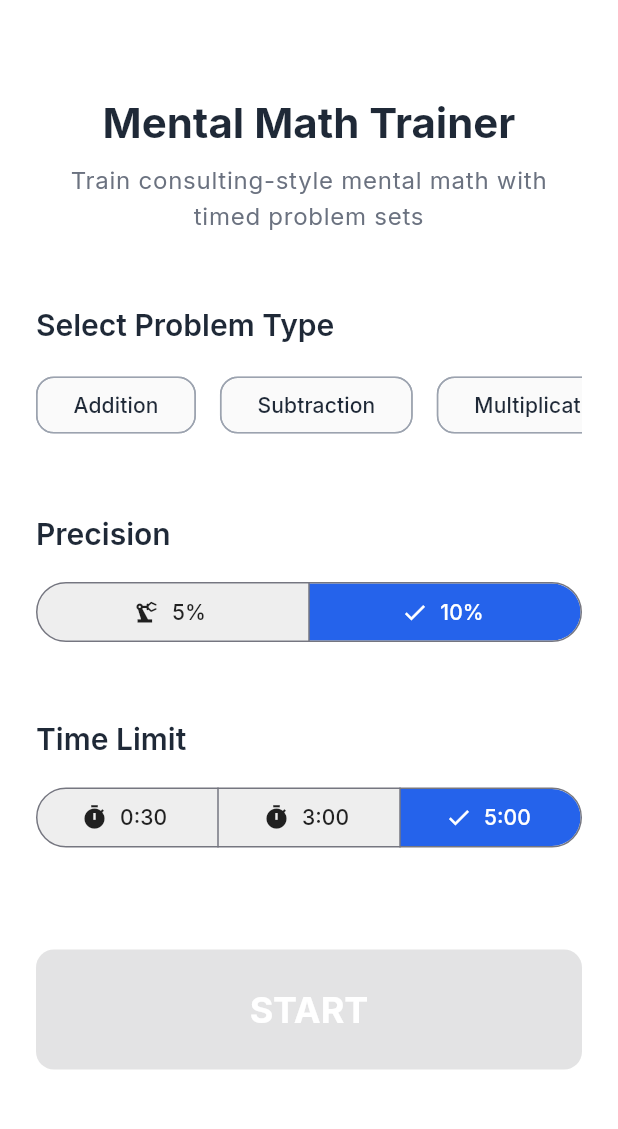
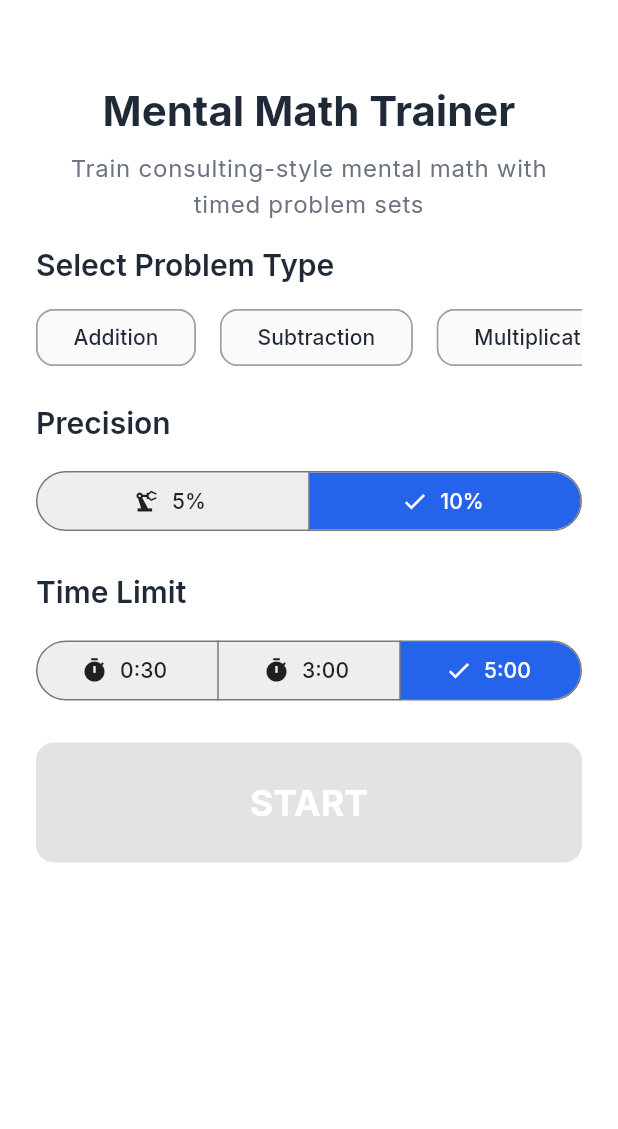
Before and after one commit to ganeshapp/ballpark, a Flutter app: the screen it shows after launch, on a phone screen of 412 x 824 dp, the part 60-1189 px from its top. Run offline on Flutter 3.47's test engine with Material 3 defaults, Android fonts, the phone set to English and light mode, and no system bars; our stand-ins replace fl_chart, flutter_riverpod, google_fonts, shared_preferences.

Commit message:
sync issue

```diff
--- a/lib/features/home/screens/home_screen.dart
+++ b/lib/features/home/screens/home_screen.dart
@@ -38,13 +38,14 @@ class _HomeScreenState extends State<HomeScreen> {
         ],
       ),
       body: SafeArea(
-        child: Padding(
-          padding: const EdgeInsets.all(AppTheme.spacingL),
-          child: Column(
-            crossAxisAlignment: CrossAxisAlignment.stretch,
-            children: [
+        child: SingleChildScrollView(
+          child: Padding(
+            padding: const EdgeInsets.all(AppTheme.spacingL),
+            child: Column(
+              crossAxisAlignment: CrossAxisAlignment.stretch,
+              children: [
               // Title and subtitle
-              const SizedBox(height: AppTheme.spacingL),
+              const SizedBox(height: AppTheme.spacingM),
               Text(
                 'Mental Math Trainer',
                 style: Theme.of(context).textTheme.headlineMedium,
@@ -58,7 +59,7 @@ class _HomeScreenState extends State<HomeScreen> {
                 ),
                 textAlign: TextAlign.center,
               ),
-              const SizedBox(height: AppTheme.spacingXXL),
+              const SizedBox(height: AppTheme.spacingM),
 
               // Genre Selection
               Text(
@@ -67,7 +68,7 @@ class _HomeScreenState extends State<HomeScreen> {
               ),
               const SizedBox(height: AppTheme.spacingM),
               SizedBox(
-                height: 50,
+                height: 40,
                 child: ListView.builder(
                   scrollDirection: Axis.horizontal,
                   itemCount: Genre.values.length,
@@ -111,7 +112,7 @@ class _HomeScreenState extends State<HomeScreen> {
                   },
                 ),
               ),
-              const SizedBox(height: AppTheme.spacingXXL),
+              const SizedBox(height: AppTheme.spacingL),
 
               // Precision Selection
               Text(
@@ -157,7 +158,7 @@ class _HomeScreenState extends State<HomeScreen> {
                   ),
                 ),
               ),
-              const SizedBox(height: AppTheme.spacingXXL),
+              const SizedBox(height: AppTheme.spacingL),
 
               // Time Selection
               Text(
@@ -208,7 +209,7 @@ class _HomeScreenState extends State<HomeScreen> {
                   ),
                 ),
               ),
-              const SizedBox(height: AppTheme.spacingXXL + AppTheme.spacingM),
+              const SizedBox(height: AppTheme.spacingL),
 
               // Start Button
               ElevatedButton(
@@ -270,6 +271,7 @@ class _HomeScreenState extends State<HomeScreen> {
           ),
         ),
       ),
+      ),
     );
   }
 
```
Also changed, not shown: lib/features/problem/screens/problem_screen.dart (+5 -5 lines), 4 other files.
